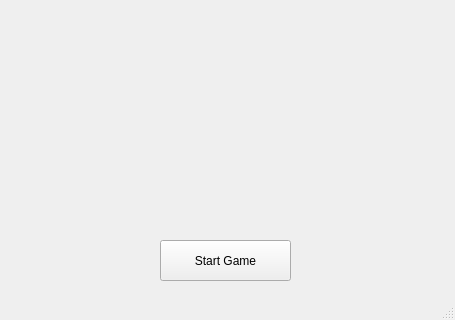
Qt form mainwindow.ui (Bananz0/Sudoku-Solver) before a commit; both pictures show x 0 to 455 and y 286 to 606 of the 455 by 606 pixel window.
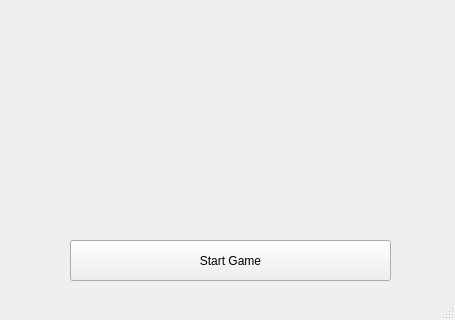
The same form after that commit. Icons and pictures are not drawn.

Commit message: Finally working button

```diff
--- a/mainwindow.ui
+++ b/mainwindow.ui
@@ -17,9 +17,9 @@
    <widget class="QPushButton" name="StartGame">
     <property name="geometry">
      <rect>
-      <x>160</x>
+      <x>70</x>
       <y>490</y>
-      <width>131</width>
+      <width>321</width>
       <height>41</height>
      </rect>
     </property>
```
Left out of the diff: 24 changed lines with no effect on the pictures. The commit also changes 2 other files.
